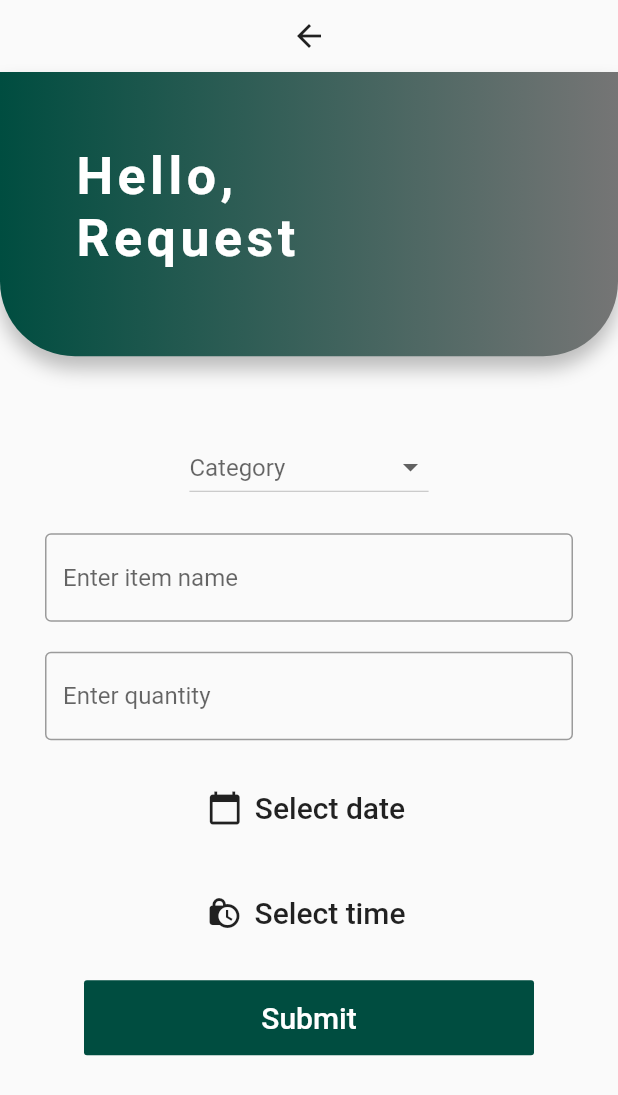
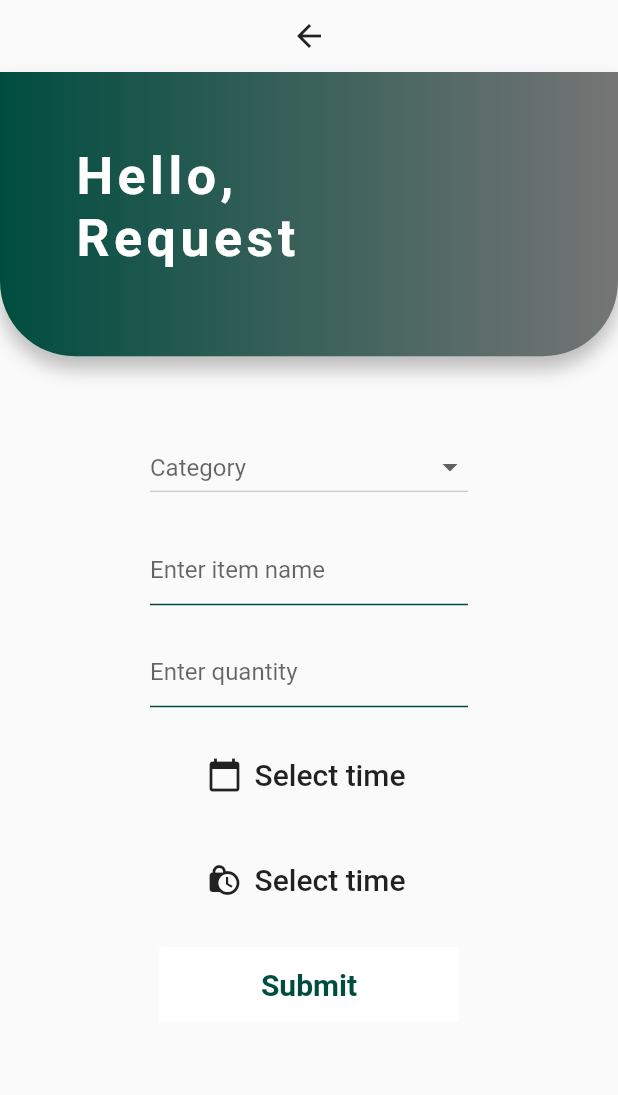
Before and after one commit to nataniayp/plEASE, a Flutter app: the RequestInput screen opened by its route, on a phone screen of 412 x 824 dp. Shown: the top 1095 px of the screen. Run offline on Flutter 3.47's test engine with Material 2 defaults, Android fonts, the phone set to English and light mode, and no system bars.

Commit message:
request page done request input partial

```diff
--- a/lib/screens/request_input.dart
+++ b/lib/screens/request_input.dart
@@ -18,6 +18,7 @@ class _RequestInputState extends State<RequestInput> {
   // var hr = [for(var i = 0; i < 24; i+=1) i];
   // var min = [for(var i = 0; i < 60; i+=1) i];
   String selectedCategory;
+  DateTime selectedDate, selectedTime;
 
   @override
   Widget build(BuildContext context) {
@@ -36,9 +37,10 @@ class _RequestInputState extends State<RequestInput> {
             ],
           ),
           CustomisedAppBar(name: 'Request'),
-          Padding(
-            padding: const EdgeInsets.fromLTRB(30, 50, 30, 0),
+          Padding( // Category
+            padding: const EdgeInsets.fromLTRB(100, 50, 100, 0),
             child: DropdownButton(
+              isExpanded: true,
               hint: Text(selectedCategory == null? 'Category': selectedCategory),
               onChanged: (val) {
                 setState(() {
@@ -61,25 +63,33 @@ class _RequestInputState extends State<RequestInput> {
               }).toList(),
             ),
           ),
-          Padding(
-            padding: const EdgeInsets.fromLTRB(30, 20, 30, 0),
+          Padding( // Item Name
+            padding: const EdgeInsets.fromLTRB(100, 20, 100, 0),
             child: TextField(
               decoration: InputDecoration(
-                border: OutlineInputBorder(),
+                enabledBorder: UnderlineInputBorder(
+                  borderSide: BorderSide(
+                    color: Colors.teal[900],
+                  ),
+                ),
                 hintText: 'Enter item name',
               ),
             ),
           ),
-          Padding(
-            padding: const EdgeInsets.fromLTRB(30, 20, 30, 0),
+          Padding( // Quantity
+            padding: const EdgeInsets.fromLTRB(100, 20, 100, 0),
             child: TextField(
               decoration: InputDecoration(
-                border: OutlineInputBorder(),
+                enabledBorder: UnderlineInputBorder(
+                  borderSide: BorderSide(
+                    color: Colors.teal[900],
+                  ),
+                ),
                 hintText: 'Enter quantity',
               ),
             ),
           ),
-          Padding(
+          Padding( // Date
             padding: const EdgeInsets.fromLTRB(30, 20, 30, 0),
             child: FlatButton.icon(
               onPressed: () {
@@ -92,16 +102,16 @@ class _RequestInputState extends State<RequestInput> {
               },
               icon: Icon(Icons.calendar_today),
               label: Text(
-                'Select date',
+                selectedDate == null? 'Select time': selectedDate,
                 style: TextStyle(
                   fontSize: 20.0,
-              ),
+                ),
               ),
               height: 50.0,
               minWidth: 200.0,
             ),
           ),
-          Padding(
+          Padding( // Time
             padding: const EdgeInsets.fromLTRB(30, 20, 30, 0),
             child: FlatButton.icon(
               onPressed: () {
@@ -112,7 +122,7 @@ class _RequestInputState extends State<RequestInput> {
               },
               icon: Icon(Icons.lock_clock),
               label: Text(
-                'Select time',
+                selectedTime == null? 'Select time': selectedTime,
                 style: TextStyle(
                   fontSize: 20.0,
                 ),
@@ -122,17 +132,20 @@ class _RequestInputState extends State<RequestInput> {
             ),
           ),
           Padding(
-            padding: const EdgeInsets.fromLTRB(30, 20, 30, 0),
+            padding: const EdgeInsets.fromLTRB(0, 20, 0, 0),
             child: FlatButton(
-              onPressed: () {},
-              color: Colors.teal[900],
+              onPressed: () {
+                Navigator.pop(context);
+              },
+              color: Colors.white,
               height: 50.0,
-              minWidth: 300.0,
+              minWidth: 200.0,
               child: Text(
                 'Submit',
                 style: TextStyle(
-                  color: Colors.white,
+                  color: Colors.teal[900],
                   fontSize: 20.0,
+                  fontWeight: FontWeight.bold,
                 ),
               ),
             ),
```
